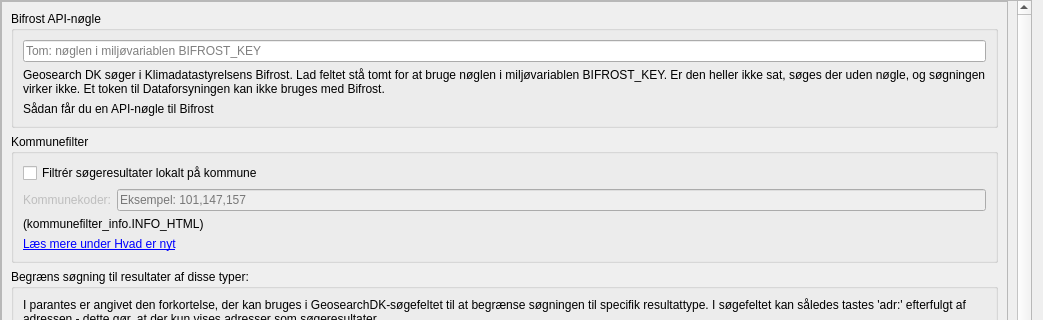
Qt form src/geosearch_dk/config/settings.ui (AsgerPetersen/qgis-geosearch) before a commit; both pictures show x 0 to 1043 and y 0 to 320 of the 1043 by 486 pixel window.
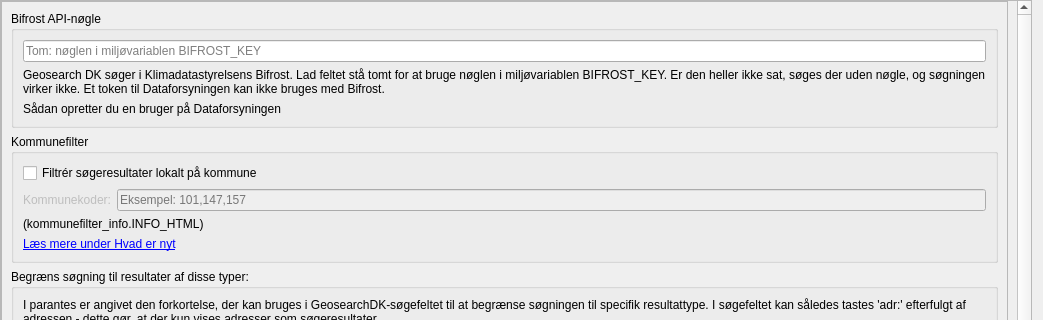
The same form after that commit. Custom widgets are drawn as their Qt base class.

Patch:
```diff
--- a/src/geosearch_dk/config/settings.ui
+++ b/src/geosearch_dk/config/settings.ui
@@ -109,7 +109,7 @@
              <item>
               <widget class="QLabel" name="bifrostKeyLinkLabel">
                <property name="text">
-                <string>Sådan får du en API-nøgle til Bifrost</string>
+                <string>Sådan opretter du en bruger på Dataforsyningen</string>
                </property>
                <property name="textFormat">
                 <enum>Qt::RichText</enum>
```
